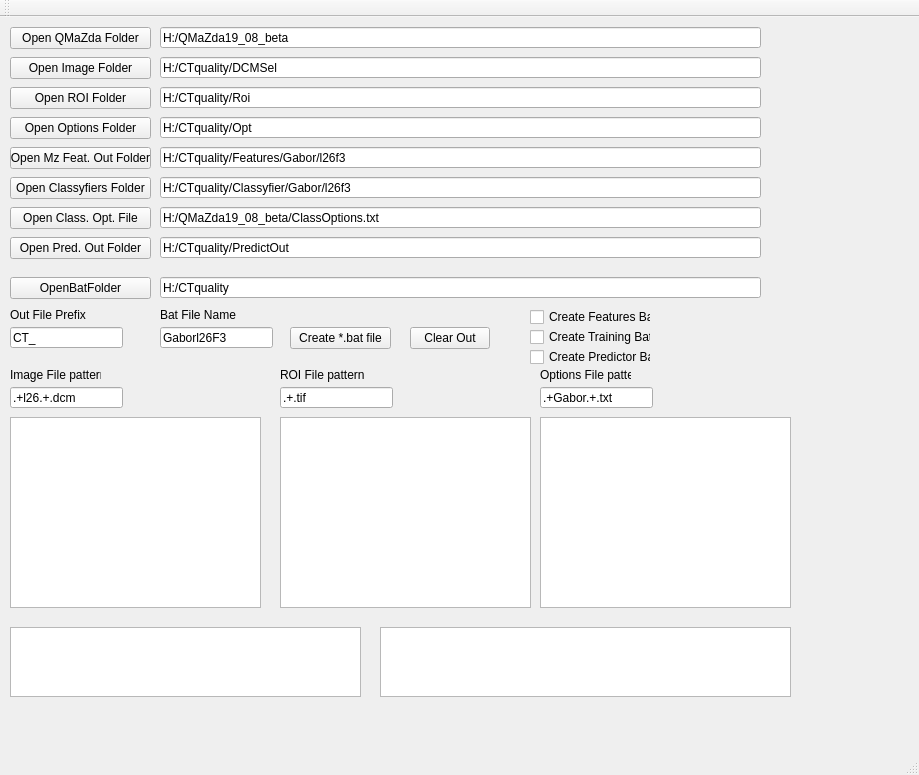
The window that mainwindow.ui (marcinkociolek/MaZdaBat) describes before a commit, drawn with Qt 5.
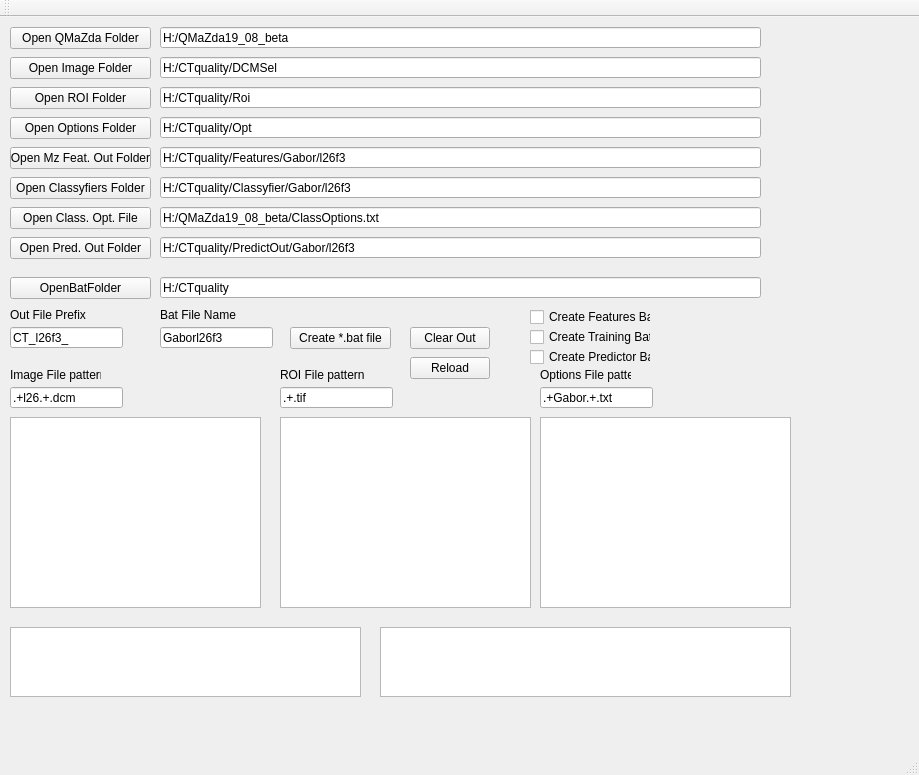
The same window after the commit.

The edit to the form file:
```diff
--- a/mainwindow.ui
+++ b/mainwindow.ui
@@ -154,7 +154,7 @@
      </rect>
     </property>
     <property name="text">
-     <string>CT_</string>
+     <string>CT_l26f3_</string>
     </property>
    </widget>
    <widget class="QLabel" name="labelOutFilePrefix">
@@ -226,7 +226,7 @@
      </rect>
     </property>
     <property name="text">
-     <string>Gaborl26F3</string>
+     <string>Gaborl26f3</string>
     </property>
    </widget>
    <widget class="QLabel" name="labelBatFileName">
@@ -327,7 +327,7 @@
      </rect>
     </property>
     <property name="text">
-     <string>H:/CTquality/PredictOut</string>
+     <string>H:/CTquality/PredictOut/Gabor/l26f3</string>
     </property>
    </widget>
    <widget class="QPushButton" name="pushButtonOpenClassyfiersOptionsFile">
@@ -493,6 +493,19 @@
      <string>Create Predictor Bat</string>
     </property>
    </widget>
+   <widget class="QPushButton" name="pushButtonReload">
+    <property name="geometry">
+     <rect>
+      <x>410</x>
+      <y>340</y>
+      <width>80</width>
+      <height>22</height>
+     </rect>
+    </property>
+    <property name="text">
+     <string>Reload</string>
+    </property>
+   </widget>
   </widget>
   <widget class="QMenuBar" name="menuBar">
    <property name="geometry">
```
